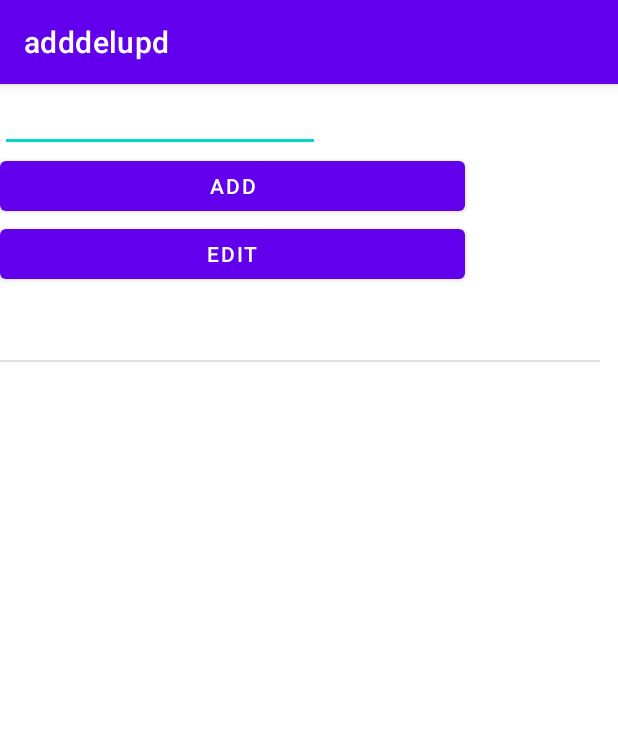
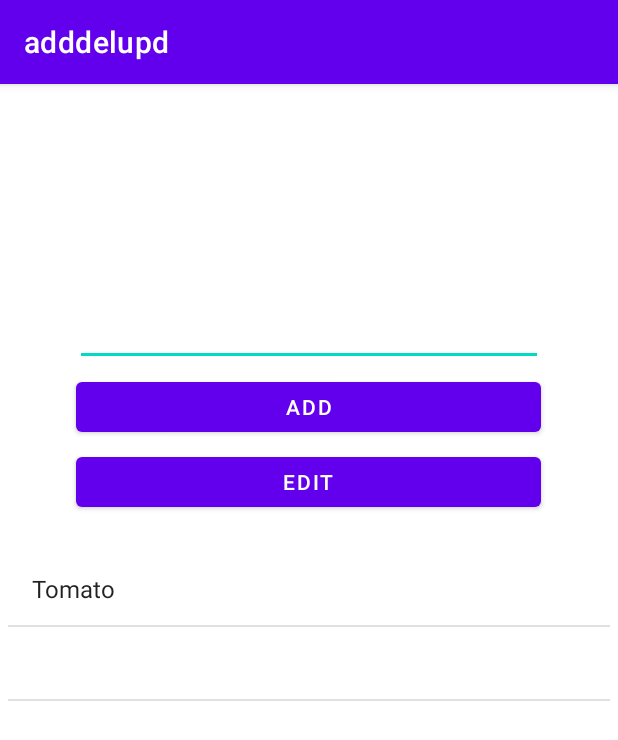
Before and after one commit to come219/StudiRep, an Android app: the screen it shows after launch (MainActivity), after a tap on an icon or button, on a phone screen of 412 x 824 dp. Shown: the top 740 px of the screen. Run offline under Robolectric (Android 15) with nearby library versions, the phone set to English and light mode, and no system bars; 3 other taps on this screen came first.

Commit message:
Hamza - Fridgelist - 21/02/2021

```diff
--- a/app/src/main/java/com/example/adddelupd/MainActivity.java
+++ b/app/src/main/java/com/example/adddelupd/MainActivity.java
@@ -38,8 +38,10 @@ public class MainActivity extends AppCompatActivity {
         myAdapter1 = new ArrayAdapter<String>(
                 this, android.R.layout.simple_list_item_1, foods);
         listView1.setAdapter(myAdapter1);
+        foods.add("Tomato");
 
         //add items
+        btnAdd = (Button) findViewById(R.id.button);
         btnAdd.setOnClickListener(new View.OnClickListener() {
             @Override
             public void onClick(View view) {
@@ -52,16 +54,18 @@ public class MainActivity extends AppCompatActivity {
         });
 
         //select item
+        listView1 = (ListView) findViewById(R.id.listView1);
         listView1.setOnItemClickListener(new AdapterView.OnItemClickListener() {
             @Override
             public void onItemClick(AdapterView<?> adapterView, View view, int i, long l) {
-                item = adapterView.getItemAtPosition(i).toString() + "has been selected.";
+                item = adapterView.getItemAtPosition(i).toString() + " has been selected.";
                 indexVal = i;
                 Toast.makeText(MainActivity.this, item, Toast.LENGTH_SHORT).show();
             }
         });
 
         //edit
+        btnEdit = (Button) findViewById(R.id.button2);
         btnEdit.setOnClickListener(new View.OnClickListener() {
             @Override
             public void onClick(View view) {
@@ -75,7 +79,7 @@ public class MainActivity extends AppCompatActivity {
         listView1.setOnItemLongClickListener(new AdapterView.OnItemLongClickListener() {
             @Override
             public boolean onItemLongClick(AdapterView<?> adapterView, View view, int i, long l) {
-                item = adapterView.getItemAtPosition(i).toString() + "has been deleted.";
+                item = adapterView.getItemAtPosition(i).toString() + " has been deleted.";
                 Toast.makeText(MainActivity.this, item, Toast.LENGTH_SHORT).show();
 
                 foods.remove(i);
--- a/app/src/main/res/layout/activity_main.xml
+++ b/app/src/main/res/layout/activity_main.xml
@@ -1,5 +1,5 @@
 <?xml version="1.0" encoding="utf-8"?>
-<LinearLayout xmlns:android="http://schemas.android.com/apk/res/android"
+<RelativeLayout xmlns:android="http://schemas.android.com/apk/res/android"
     xmlns:app="http://schemas.android.com/apk/res-auto"
     xmlns:tools="http://schemas.android.com/tools"
     android:layout_width="match_parent"
@@ -10,35 +10,49 @@
 
     <EditText
         android:id="@+id/editText"
-        android:layout_width="wrap_content"
+        android:layout_width="match_parent"
         android:layout_height="45dp"
-        android:ems="10"
-        android:inputType="textPersonName"
-        tools:layout_editor_absoluteX="50dp"
-        tools:layout_editor_absoluteY="27dp" />
+        android:layout_alignParentEnd="true"
+        android:layout_alignParentRight="true"
+        android:layout_alignParentBottom="true"
+        android:layout_marginLeft="50dp"
+        android:layout_marginRight="50dp"
+        android:layout_marginBottom="580dp"
+        android:inputType="textPersonName" />
 
     <Button
         android:id="@+id/button"
         android:layout_width="310dp"
         android:layout_height="45dp"
-        android:text="@string/btnAddText"
-        tools:layout_editor_absoluteX="51dp"
-        tools:layout_editor_absoluteY="84dp" />
-
+        android:layout_alignParentEnd="true"
+        android:layout_alignParentRight="true"
+        android:layout_alignParentBottom="true"
+        android:layout_marginEnd="51dp"
+        android:layout_marginRight="51dp"
+        android:layout_marginBottom="530dp"
+        android:text="@string/btnAddText" />
 
     <Button
         android:id="@+id/button2"
         android:layout_width="310dp"
         android:layout_height="45dp"
-        android:text="@string/btnEditText"
-        tools:layout_editor_absoluteX="50dp"
-        tools:layout_editor_absoluteY="137dp" />
+        android:layout_alignParentEnd="true"
+        android:layout_alignParentRight="true"
+        android:layout_alignParentBottom="true"
+        android:layout_marginEnd="51dp"
+        android:layout_marginRight="51dp"
+        android:layout_marginBottom="480dp"
+        android:text="@string/btnEditText" />
 
     <ListView
         android:id="@+id/listView1"
-        android:layout_width="400dp"
-        android:layout_height="512dp"
-        tools:layout_editor_absoluteX="30dp"
-        tools:layout_editor_absoluteY="400dp" />
+        android:layout_width="match_parent"
+        android:layout_height="450dp"
+        android:layout_alignParentBottom="true"
+        android:layout_marginStart="5dp"
+        android:layout_marginLeft="5dp"
+        android:layout_marginEnd="5dp"
+        android:layout_marginRight="5dp"
+        android:layout_marginBottom="5dp" />
 
-</LinearLayout>
+</RelativeLayout>
```
